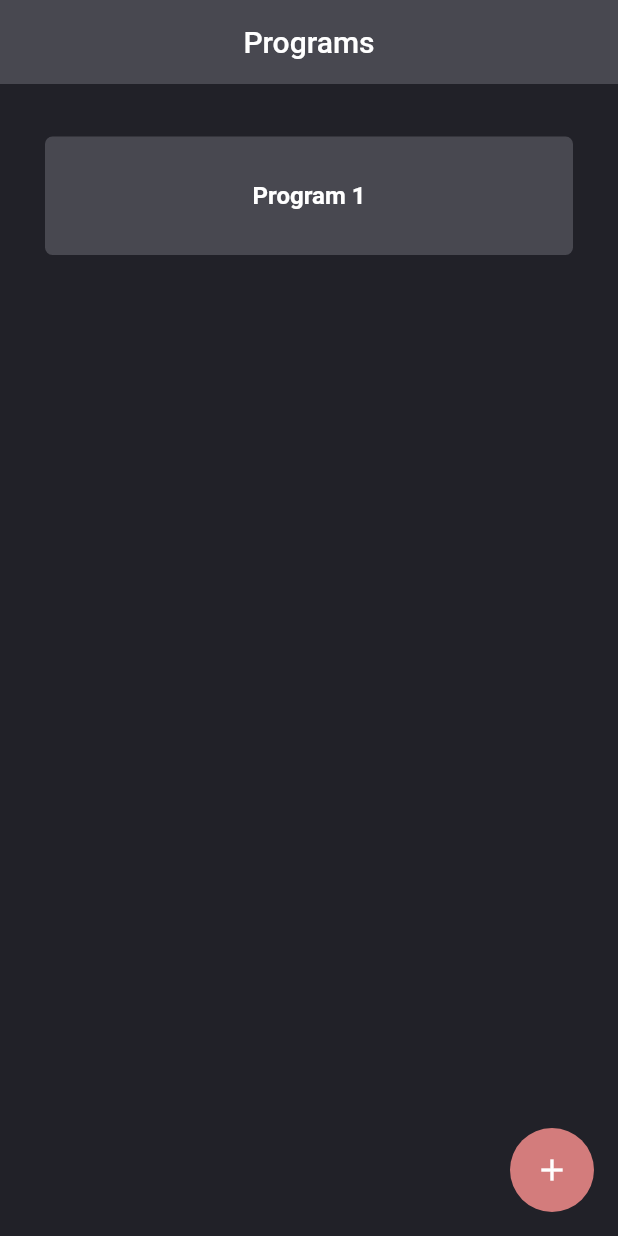
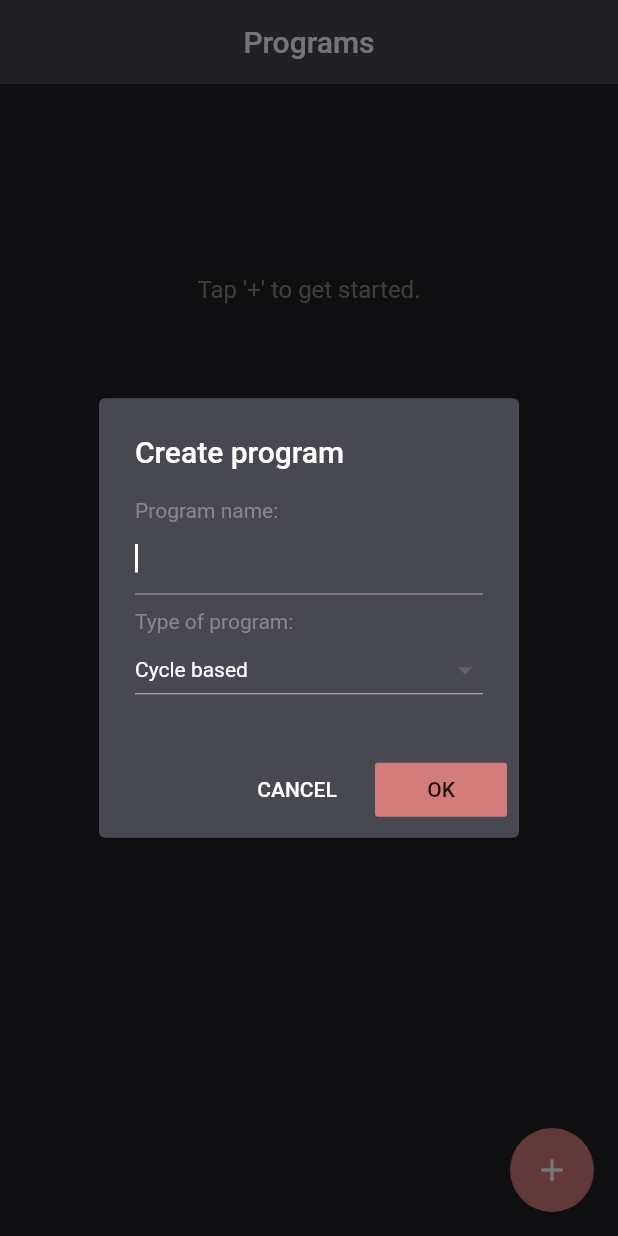
Before and after one commit to jruocco36/Lifter, a Flutter app: the screen it shows after launch, after a tap on the "add" icon, on a phone screen of 412 x 824 dp. Run offline on Flutter 3.47's test engine with Material 2 defaults, Android fonts, the phone set to English and light mode, and no system bars.

Commit message:
new program alert dialog

```diff
--- a/lib/main.dart
+++ b/lib/main.dart
@@ -1,7 +1,9 @@
 import 'package:flutter/material.dart';
+import 'package:test_app1/newProgramButton.dart';
 
 import './programList.dart';
 import './startText.dart';
+import './newProgramButton.dart';
 
 void main() => runApp(MyApp());
 
@@ -18,41 +20,25 @@ class MyApp extends StatefulWidget {
 
 class _MyAppState extends State<MyApp> {
   Map<int, String> _programs = {};
-  var programIndex = 1;
+  var _programIndex = 1;
+  TextEditingController _textFieldController = TextEditingController();
+  String _dropdownValue = 'Cycle based';
 
-  // user defined function
-  void _showDialog() {
-    // flutter defined function
-    showDialog(
-      context: context,
-      builder: (BuildContext context) {
-        // return object of type Dialog
-        return AlertDialog(
-          title: new Text("Alert Dialog title"),
-          content: new Text("Alert Dialog body"),
-          actions: <Widget>[
-            // usually buttons at the bottom of the dialog
-            new FlatButton(
-              child: new Text("Close"),
-              onPressed: () {
-                Navigator.of(context).pop();
-              },
-            ),
-          ],
-        );
-      },
-    );
+  void _dropdownValueChanged(String newValue) {
+    setState(() {
+      _dropdownValue = newValue;
+    });
   }
 
   void _newProgram() {
-    // _showDialog();
+    //_showDialog();
 
     if (_programs.length > 0)
-      programIndex = _programs.keys.last + 1;
+      _programIndex = _programs.keys.last + 1;
     else
-      programIndex = 1;
+      _programIndex = 1;
     setState(() {
-      _programs[programIndex] = 'Program ' + (programIndex).toString();
+      _programs[_programIndex] = _textFieldController.text;
     });
   }
 
@@ -65,11 +51,32 @@ class _MyAppState extends State<MyApp> {
   @override
   Widget build(BuildContext context) {
     return MaterialApp(
+      theme: ThemeData(
+        primaryColor: Color(0xFF484850),
+        primaryColorLight: Color(0xFF484850),
+        primaryColorDark: Color(0xFF000000),
+        accentColor: Color(0xFFd37c7c),
+        // hintColor: Color(0xFF484850),
+        textTheme: TextTheme(
+          body1: TextStyle(
+            color: Color(0xFFffffff),
+          ),
+          body2: TextStyle(
+            color: Color(0xFFffffff),
+          ),
+          button: TextStyle(
+            color: Color(0xFFffffff),
+          ),
+        ),
+        // backgroundColor: Color(0xFF212128),
+        canvasColor: Color(0xFF212128),
+      ),
+      // theme: ThemeData(),
       // Scaffold() is helper widget to create base page design for app
       home: Scaffold(
-        backgroundColor: Color(0xFF212128),
+        // backgroundColor: Color(0xFF212128),
         appBar: AppBar(
-          backgroundColor: Color(0xFF484850),
+          // backgroundColor: Color(0xFF484850),
           elevation: 0,
           centerTitle: true,
           title: Text('Programs'),
@@ -85,12 +92,21 @@ class _MyAppState extends State<MyApp> {
                 : StartText(),
           ],
         ),
-        floatingActionButton: FloatingActionButton(
-          onPressed: _newProgram,
-          child: Icon(Icons.add),
-          elevation: 0,
-          backgroundColor: Color(0xFFD37C7C),
+        floatingActionButton: NewProgramButton(
+          textFieldController: _textFieldController,
+          dropdownValue: _dropdownValue,
+          dropdownValueChanged: _dropdownValueChanged,
+          newProgram: _newProgram,
+          programNames: (_programs.keys).map((program) {
+            return _programs[program];
+          }).toList(),
         ),
+        // floatingActionButton: FloatingActionButton(
+        //   onPressed: _newProgram,
+        //   child: Icon(Icons.add),
+        //   elevation: 0,
+        //   backgroundColor: Color(0xFFD37C7C),
+        // ),
       ),
     );
   }
--- /dev/null
+++ b/lib/newProgramButton.dart
@@ -0,0 +1,120 @@
+import 'package:flutter/material.dart';
+
+class NewProgramButton extends StatelessWidget {
+  TextEditingController textFieldController;
+  String dropdownValue;
+  Function dropdownValueChanged;
+  Function newProgram;
+  List<String> programNames;
+  String errorText;
+
+  NewProgramButton(
+      {this.textFieldController,
+      this.dropdownValue,
+      this.dropdownValueChanged,
+      this.newProgram,
+      this.programNames});
+
+  _displayDialog(BuildContext context) async {
+    return showDialog(
+        context: context,
+        builder: (context) {
+          return AlertDialog(
+            contentTextStyle: TextStyle(color: Color(0xFF888888)),
+            elevation: 0,
+            title: Text(
+              'Create program',
+              style: TextStyle(color: Colors.white),
+            ),
+            backgroundColor: Color(0xFF484850),
+            content: SingleChildScrollView(
+              child: ListBody(children: <Widget>[
+                Container(
+                  color: Colors.transparent,
+                  child: Text('Program name:'),
+                ),
+                TextField(
+                  autofocus: true,
+                  cursorColor: Colors.white,
+                  controller: textFieldController,
+                  style: TextStyle(color: Colors.white),
+                  decoration: InputDecoration(
+                    // hintText: 'Program name',
+                    errorText: errorText,
+                    focusedBorder: UnderlineInputBorder(
+                      borderSide: BorderSide(
+                        width: 1,
+                        color: Color(0xFF888888),
+                      ),
+                    ),
+                  ),
+                ),
+                Container(
+                  padding: EdgeInsets.only(top: 10),
+                  child: Text('Type of program:'),
+                ),
+                DropdownButton(
+                  value: dropdownValue,
+                  elevation: 0,
+                  isExpanded: true,
+                  style: TextStyle(
+                    color: Colors.white,
+                  ),
+                  items: <String>['Cycle based', 'Day based']
+                      .map<DropdownMenuItem<String>>((String value) {
+                    return DropdownMenuItem<String>(
+                      value: value,
+                      child: Text(value),
+                    );
+                  }).toList(),
+                  onChanged: (String newValue) {
+                    dropdownValue = newValue;
+                    dropdownValueChanged(dropdownValue);
+                  },
+                )
+              ]),
+            ),
+            actions: <Widget>[
+              FlatButton(
+                child: Text(
+                  'CANCEL',
+                  style: TextStyle(color: Colors.white),
+                ),
+                onPressed: () {
+                  textFieldController.clear();
+                  dropdownValue = 'Cycle based';
+                  dropdownValueChanged(dropdownValue);
+                  Navigator.of(context).pop();
+                },
+              ),
+              FlatButton(
+                color: Color(0xFFD37C7C),
+                onPressed: () {
+                  if (programNames.contains(textFieldController.text)) {
+                    errorText = 'Program name ' + textFieldController.text + ' already exists.';
+                    dropdownValueChanged(dropdownValue);
+                    return;
+                  }
+                  if (textFieldController.text.length > 0) newProgram();
+                  textFieldController.clear();
+                  dropdownValue = 'Cycle based';
+                  dropdownValueChanged(dropdownValue);
+                  Navigator.of(context).pop();
+                },
+                child: Text('OK'),
+              ),
+            ],
+          );
+        });
+  }
+
+  @override
+  Widget build(BuildContext context) {
+    return FloatingActionButton(
+      onPressed: () => _displayDialog(context),
+      child: Icon(Icons.add),
+      elevation: 0,
+      // backgroundColor: Color(0xFFD37C7C),
+    );
+  }
+}
--- a/lib/program.dart
+++ b/lib/program.dart
@@ -37,3 +37,7 @@ class Program extends StatelessWidget {
     );
   }
 }
+
+// class ProgramData {
+
+// }
```
